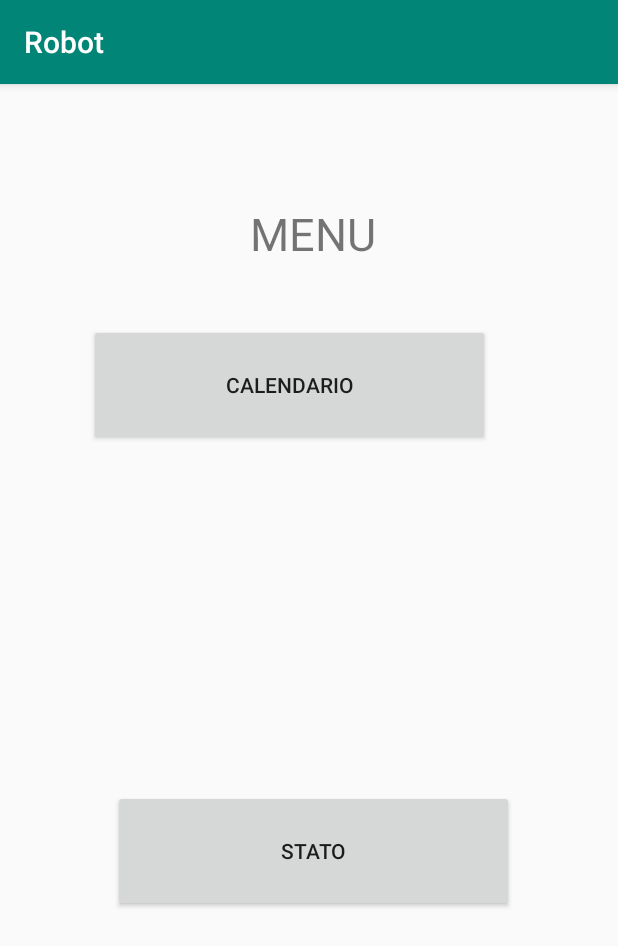
After one commit to rosso791/RoboDroid, an Android app: the MenuActivity screen opened directly, with no data from a screen before it, on a phone screen of 412 x 824 dp. The commit adds this screen. Shown: the top 946 px of the screen. Run offline under Robolectric (Android 15) with nearby library versions, the phone set to English and light mode, and no system bars.

Commit message:
App activity

```diff
--- a/app/build.gradle
+++ b/app/build.gradle
@@ -10,6 +10,12 @@ android {
         versionName "1.0"
         testInstrumentationRunner "android.support.test.runner.AndroidJUnitRunner"
     }
+
+    compileOptions {
+        sourceCompatibility JavaVersion.VERSION_1_8
+        targetCompatibility JavaVersion.VERSION_1_8
+    }
+
     buildTypes {
         release {
             minifyEnabled false
--- a/app/src/main/AndroidManifest.xml
+++ b/app/src/main/AndroidManifest.xml
@@ -9,13 +9,16 @@
         android:roundIcon="@mipmap/ic_launcher_round"
         android:supportsRtl="true"
         android:theme="@style/AppTheme">
-        <activity android:name=".MainActivity">
+        <activity android:name=".ActivityApp.MainActivity">
             <intent-filter>
                 <action android:name="android.intent.action.MAIN" />
 
                 <category android:name="android.intent.category.LAUNCHER" />
             </intent-filter>
         </activity>
+        <activity android:name=".ActivityApp.MenuActivity" />
+        <activity android:name=".ActivityApp.CalendarActivity" />
+        <activity android:name=".ActivityApp.StatusActivity"></activity>
     </application>
 
 </manifest>
--- /dev/null
+++ b/app/src/main/java/dais/unive/it/robot/ActivityApp/MenuActivity.java
@@ -0,0 +1,36 @@
+package dais.unive.it.robot.ActivityApp;
+
+import android.content.Intent;
+import android.support.v7.app.AppCompatActivity;
+import android.os.Bundle;
+import android.view.View;
+import android.widget.Button;
+
+import dais.unive.it.robot.R;
+
+public class MenuActivity extends AppCompatActivity {
+    private Button showNextActivity;
+    @Override
+    protected void onCreate(Bundle savedInstanceState) {
+        super.onCreate(savedInstanceState);
+        setContentView(R.layout.activity_menu);
+
+        showNextActivity = (Button) findViewById(R.id.calendar);
+        Intent intentCalendar = new Intent(MenuActivity.this, CalendarActivity.class);
+        showNextActivity.setOnClickListener(new View.OnClickListener() {
+            @Override
+            public void onClick(View view) {
+                startActivity(intentCalendar);
+            }
+        });
+
+        showNextActivity = (Button) findViewById(R.id.status);
+        Intent intentStatus = new Intent(MenuActivity.this, StatusActivity.class);
+        showNextActivity.setOnClickListener(new View.OnClickListener() {
+            @Override
+            public void onClick(View view) {
+                startActivity(intentStatus);
+            }
+        });
+    }
+}
--- /dev/null
+++ b/app/src/main/java/dais/unive/it/robot/CalendarClass/EventManager.java
@@ -0,0 +1,5 @@
+package dais.unive.it.robot.CalendarClass;
+
+public class EventManager {
+
+}
--- a/app/src/main/res/layout/activity_main.xml
+++ b/app/src/main/res/layout/activity_main.xml
@@ -4,7 +4,7 @@
     xmlns:tools="http://schemas.android.com/tools"
     android:layout_width="match_parent"
     android:layout_height="match_parent"
-    tools:context=".MainActivity">
+    tools:context=".ActivityApp.MainActivity">
 
     <ImageView
         android:id="@+id/unive"
--- /dev/null
+++ b/app/src/main/res/layout/activity_menu.xml
@@ -0,0 +1,52 @@
+<?xml version="1.0" encoding="utf-8"?>
+<android.support.constraint.ConstraintLayout xmlns:android="http://schemas.android.com/apk/res/android"
+    xmlns:app="http://schemas.android.com/apk/res-auto"
+    xmlns:tools="http://schemas.android.com/tools"
+    android:layout_width="match_parent"
+    android:layout_height="match_parent"
+    tools:context=".ActivityApp.MenuActivity">
+
+    <Button
+        android:id="@+id/calendar"
+        android:layout_width="267dp"
+        android:layout_height="81dp"
+        android:layout_marginStart="59dp"
+        android:layout_marginTop="160dp"
+        android:layout_marginEnd="58dp"
+        android:text="Calendario"
+        app:layout_constraintEnd_toEndOf="parent"
+        app:layout_constraintHorizontal_bias="0.0"
+        app:layout_constraintStart_toStartOf="parent"
+        app:layout_constraintTop_toTopOf="parent" />
+
+    <Button
+        android:id="@+id/status"
+        android:layout_width="267dp"
+        android:layout_height="81dp"
+        android:layout_marginStart="61dp"
+        android:layout_marginTop="154dp"
+        android:layout_marginEnd="56dp"
+        android:layout_marginBottom="141dp"
+        android:text="Stato"
+        app:layout_constraintBottom_toBottomOf="parent"
+        app:layout_constraintEnd_toEndOf="parent"
+        app:layout_constraintStart_toStartOf="parent"
+        app:layout_constraintTop_toBottomOf="@+id/calendar" />
+
+    <TextView
+        android:id="@+id/menu"
+        android:layout_width="267dp"
+        android:layout_height="wrap_content"
+        android:fontFamily="sans-serif"
+        android:text="MENU"
+        android:textAlignment="center"
+        android:textSize="30sp"
+        android:typeface="sans"
+        app:layout_constraintBottom_toBottomOf="parent"
+        app:layout_constraintEnd_toEndOf="parent"
+        app:layout_constraintHorizontal_bias="0.521"
+        app:layout_constraintStart_toStartOf="parent"
+        app:layout_constraintTop_toTopOf="parent"
+        app:layout_constraintVertical_bias="0.109" />
+
+</android.support.constraint.ConstraintLayout>
```
Also changed, not shown: app/src/main/java/dais/unive/it/robot/ActivityApp/CalendarActivity.java (added, +15 -0 lines), app/src/main/java/dais/unive/it/robot/ActivityApp/MainActivity.java (renamed from app/src/main/java/dais/unive/it/robot/MainActivity.java, +16 -10 lines), app/src/main/java/dais/unive/it/robot/ActivityApp/StatusActivity.java (added, +15 -0 lines), app/src/main/java/dais/unive/it/robot/CalendarClass/Const.java (added, +8 -0 lines), app/src/main/java/dais/unive/it/robot/CalendarClass/Event.java (added, +48 -0 lines), app/src/main/res/layout/activity_calendar.xml (added, +9 -0 lines), app/src/main/res/layout/activity_status.xml (added, +9 -0 lines).
